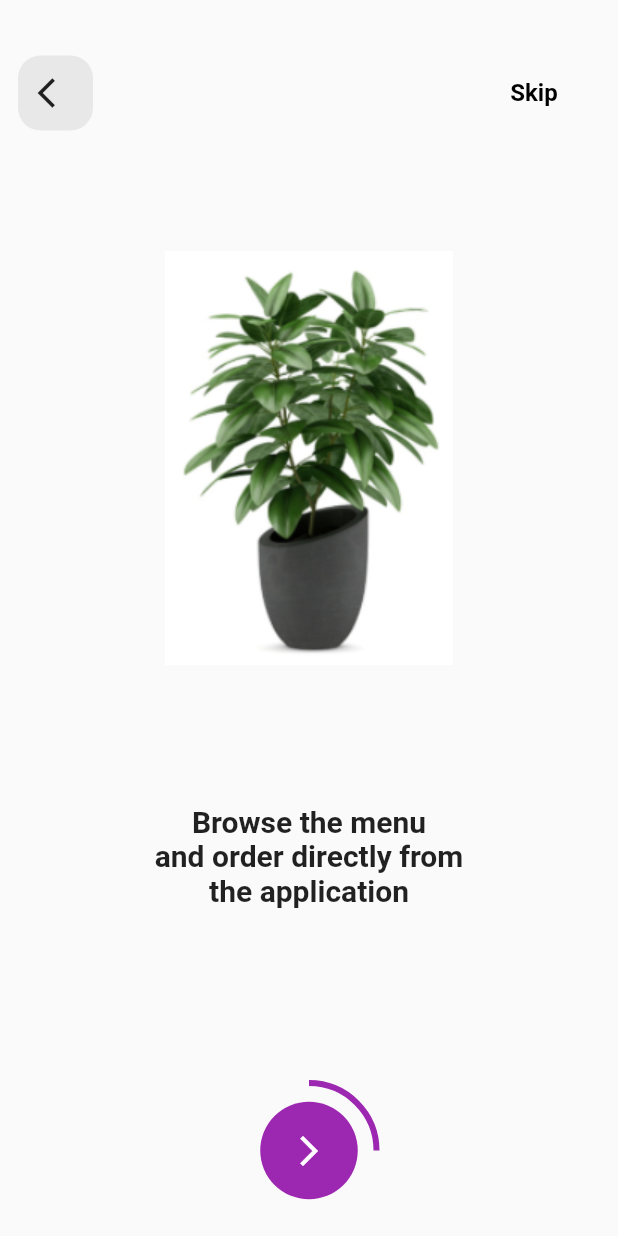
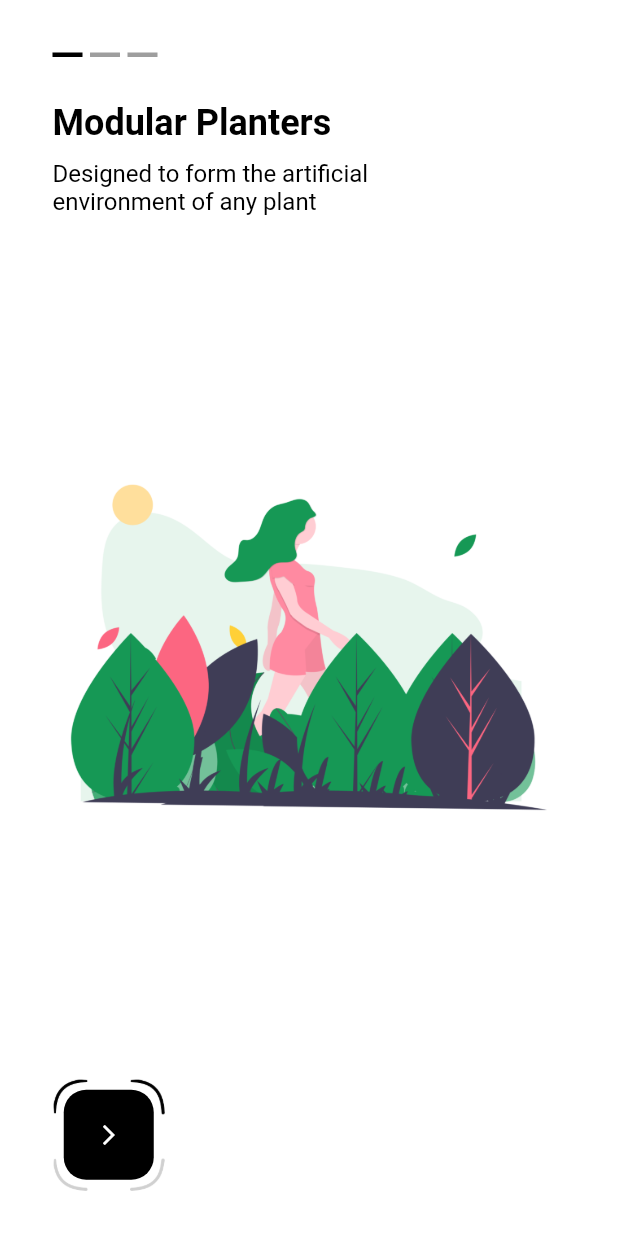
Before and after one commit to arunpaulvarghese/e-commerce, a Flutter app: the OnBoard screen opened directly, on a phone screen of 412 x 824 dp. Run offline on Flutter 3.47's test engine with Material 2 defaults, Android fonts, the phone set to English and light mode, and no system bars; our stand-ins replace flutter_svg.

Commit message:
onboarding

```diff
--- a/lib/main.dart
+++ b/lib/main.dart
@@ -1,8 +1,7 @@
 // import 'package:app_intro_food_delivery/pages/intro_page.dart';
-import 'package:e_commerce/pages/top_nav.dart';
 import 'package:flutter/material.dart';
 
-import 'pages/onboarding.dart';
+import 'pages/onboarding/onboarding.dart';
 
 void main() => runApp(MyApp());
 
@@ -12,10 +11,11 @@ class MyApp extends StatelessWidget {
   Widget build(BuildContext context) {
     return MaterialApp(
       title: 'Flutter Demo',
+      debugShowCheckedModeBanner: false,
       theme: ThemeData(
         primarySwatch: Colors.blue,
       ),
-      home: HomeScreen(),
+      home: OnBoard(),
     );
   }
 }
--- a/lib/pages/detail_page.dart
+++ b/lib/pages/detail_page.dart
@@ -3,7 +3,6 @@ import 'package:flutter/material.dart';
 import 'package:flutter_svg/svg.dart';
 
 import 'body.dart';
-
 
 class DetailsScreen extends StatelessWidget {
   final Product product;
@@ -15,7 +14,7 @@ class DetailsScreen extends StatelessWidget {
       // each product have a color
       backgroundColor: product.color,
       appBar: buildAppBar(context),
-      body: Body(product: product),
+      body: Body(),
     );
   }
 
--- a/lib/pages/onboarding.dart
+++ /dev/null
@@ -1,169 +0,0 @@
-import 'package:e_commerce/models/step_model.dart';
-import 'package:flutter/material.dart';
-
-class OnBoard extends StatefulWidget {
-  @override
-  _OnBoardState createState() => _OnBoardState();
-}
-
-class _OnBoardState extends State<OnBoard> {
-  List<StepModel> list = StepModel.list;
-  var _controller = PageController();
-  var initialPage = 0;
-
-  @override
-  Widget build(BuildContext context) {
-    _controller.addListener(() {
-      setState(() {
-        initialPage = _controller.page.round();
-      });
-    });
-
-    return Scaffold(
-      body: Column(
-        children: <Widget>[
-          _appBar(),
-          _body(_controller),
-          _indicator(),
-        ],
-      ),
-    );
-  }
-
-  _appBar() {
-    return Container(
-      margin: EdgeInsets.only(top: 25),
-      padding: EdgeInsets.all(12),
-      child: Row(
-        mainAxisAlignment: MainAxisAlignment.spaceBetween,
-        children: <Widget>[
-          GestureDetector(
-            onTap: () {
-              if (initialPage > 0)
-                _controller.animateToPage(initialPage - 1,
-                    duration: Duration(microseconds: 500),
-                    curve: Curves.easeIn);
-            },
-            child: Container(
-              width: 50,
-              height: 50,
-              decoration: BoxDecoration(
-                color: Colors.grey.withAlpha(50),
-                borderRadius: BorderRadius.all(
-                  Radius.circular(15),
-                ),
-              ),
-              child: Icon(Icons.arrow_back_ios),
-            ),
-          ),
-          FlatButton(
-            onPressed: () {
-              if (initialPage < list.length)
-                _controller.animateToPage(list.length,
-                    duration: Duration(microseconds: 500),
-                    curve: Curves.easeInOut);
-            },
-            child: Text(
-              "Skip",
-              style: TextStyle(
-                fontWeight: FontWeight.bold,
-                fontSize: 16,
-                color: Colors.black,
-              ),
-            ),
-          ),
-        ],
-      ),
-    );
-  }
-
-  _body(PageController controller) {
-    return Expanded(
-      child: PageView.builder(
-        controller: controller,
-        itemCount: list.length,
-        itemBuilder: (context, index) {
-          return Column(
-            children: <Widget>[
-              index == 1
-                  ? _displayText(list[index].text)
-                  : _displayImage(list[index].id),
-              SizedBox(
-                height: 25,
-              ),
-              index == 1
-                  ? _displayImage(list[index].id)
-                  : _displayText(list[index].text),
-            ],
-          );
-        },
-      ),
-    );
-  }
-
-  _indicator() {
-    return Container(
-      width: 90,
-      height: 90,
-      margin: EdgeInsets.symmetric(vertical: 12),
-      child: Stack(
-        children: <Widget>[
-          Align(
-            alignment: Alignment.center,
-            child: Container(
-              width: 90,
-              height: 90,
-              child: CircularProgressIndicator(
-                valueColor: AlwaysStoppedAnimation(Colors.purple),
-                value: (initialPage + 1) / (list.length + 1),
-              ),
-            ),
-          ),
-          Align(
-            alignment: Alignment.center,
-            child: GestureDetector(
-              onTap: () {
-                if (initialPage < list.length)
-                  _controller.animateToPage(initialPage + 1,
-                      duration: Duration(microseconds: 500),
-                      curve: Curves.easeIn);
-              },
-              child: Container(
-                width: 65,
-                height: 65,
-                decoration: BoxDecoration(
-                  color: Colors.purple,
-                  borderRadius: BorderRadius.all(
-                    Radius.circular(100),
-                  ),
-                ),
-                child: Icon(
-                  Icons.arrow_forward_ios,
-                  color: Colors.white,
-                ),
-              ),
-            ),
-          )
-        ],
-      ),
-    );
-  }
-
-  _displayText(String text) {
-    return Text(
-      text,
-      style: TextStyle(
-        fontWeight: FontWeight.bold,
-        fontSize: 20,
-      ),
-      textAlign: TextAlign.center,
-    );
-  }
-
-  _displayImage(int path) {
-    return Image.asset(
-      "images/$path.png",
-      height: MediaQuery.of(context).size.height * .5,
-    );
-  }
-}
--- /dev/null
+++ b/lib/pages/onboarding/onboarding.dart
@@ -0,0 +1,126 @@
+import 'package:e_commerce/pages/onboarding/onboarding_items.dart';
+import 'package:flutter/material.dart';
+import 'package:flutter/rendering.dart';
+
+import '../top_nav.dart';
+
+class OnBoard extends StatelessWidget {
+  @override
+  Widget build(BuildContext context) {
+    return Scaffold(
+      body: SafeArea(child: _buildBody(context)),
+      backgroundColor: Colors.white,
+    );
+  }
+
+  Widget _buildBody(BuildContext context) {
+    var _totPages = OnboardingItems.getOnBoardingItems().length;
+    return PageView.builder(
+      itemCount: _totPages,
+      itemBuilder: (BuildContext context, int index) {
+        OnboardingItem page = OnboardingItems.getOnBoardingItems()[index];
+        return Container(
+          width: MediaQuery.of(context).size.width,
+          height: MediaQuery.of(context).size.height,
+          margin: EdgeInsets.all(15),
+          child: Column(
+            mainAxisAlignment: MainAxisAlignment.spaceBetween,
+            crossAxisAlignment: CrossAxisAlignment.start,
+            children: [
+              Column(
+                crossAxisAlignment: CrossAxisAlignment.start,
+                children: [
+                  SizedBox(
+                    height: 20,
+                  ),
+                  Container(
+                    width: MediaQuery.of(context).size.width,
+                    margin: EdgeInsets.only(left: 20),
+                    height: 3,
+                    child: ListView.builder(
+                        itemCount: _totPages,
+                        scrollDirection: Axis.horizontal,
+                        itemBuilder: (context, i) {
+                          return Padding(
+                            padding: const EdgeInsets.only(right: 5),
+                            child: Container(
+                              width: 20,
+                              decoration: BoxDecoration(
+                                color: i == index ? Colors.black : Colors.grey,
+                                borderRadius: BorderRadius.circular(.1),
+                              ),
+                            ),
+                          );
+                        }),
+                  ),
+                  SizedBox(
+                    height: 30,
+                  ),
+                  Container(
+                    margin: EdgeInsets.only(left: 20),
+                    child: Column(
+                      crossAxisAlignment: CrossAxisAlignment.start,
+                      children: [
+                        Text(
+                          page.title,
+                          style: TextStyle(
+                              fontSize: 24,
+                              fontWeight: FontWeight.bold,
+                              color: Colors.black),
+                        ),
+                        SizedBox(
+                          height: 10,
+                        ),
+                        Container(
+                          width: 300,
+                          child: Text(
+                            page.subTitle,
+                            style: TextStyle(fontSize: 16, color: Colors.black),
+                          ),
+                        ),
+                      ],
+                    ),
+                  ),
+                ],
+              ),
+              Center(child: Image(image: AssetImage(page.image))),
+              GestureDetector(
+                child: Container(
+                  margin: EdgeInsets.fromLTRB(20, 0, 0, 15),
+                  width: 75,
+                  height: 75,
+                  child: Stack(
+                    children: [
+                      Image.asset('images/border_1.png'),
+                      Center(
+                        child: Container(
+                          padding: EdgeInsets.all(5),
+                          height: 60,
+                          width: 60,
+                          decoration: BoxDecoration(
+                            color: Colors.black,
+                            borderRadius: BorderRadius.circular(15),
+                          ),
+                          child: Icon(
+                            Icons.arrow_forward_ios_sharp,
+                            color: Colors.white,
+                            size: 16,
+                          ),
+                        ),
+                      ),
+                    ],
+                  ),
+                ),
+                onTap: () => _gotoHomePage(context),
+              ),
+            ],
+          ),
+        );
+      },
+    );
+  }
+
+  void _gotoHomePage(BuildContext context) {
+    Navigator.push(context, MaterialPageRoute(builder: (_) => HomeScreen()));
+  }
+}
--- /dev/null
+++ b/lib/pages/onboarding/onboarding_items.dart
@@ -0,0 +1,28 @@
+class OnboardingItem {
+  final String title;
+  final String subTitle;
+  final String image;
+
+  const OnboardingItem({this.title, this.subTitle, this.image});
+}
+
+class OnboardingItems {
+  static List<OnboardingItem> getOnBoardingItems() {
+    const items = <OnboardingItem>[
+      OnboardingItem(
+          title: 'Modular Planters',
+          subTitle: 'Designed to form the artificial environment of any plant',
+          image: 'images/illustration_1.png'),
+      OnboardingItem(
+          title: 'Title 2',
+          subTitle: 'Sub-title text 2',
+          image: 'images/illustration_2.png'),
+      OnboardingItem(
+          title: 'Title 3',
+          subTitle: 'Sub-title text 3',
+          image: 'images/illustration_3.png'),
+    ];
+
+    return items;
+  }
+}
--- a/lib/pages/top_nav.dart
+++ b/lib/pages/top_nav.dart
@@ -7,18 +7,23 @@ class HomeScreen extends StatelessWidget {
   @override
   Widget build(BuildContext context) {
     return Scaffold(
-      appBar: buildAppBar(),
+      appBar: buildAppBar(context),
       body: Body(),
     );
   }
 
-  AppBar buildAppBar() {
+  AppBar buildAppBar(context) {
     return AppBar(
       backgroundColor: Colors.white,
       elevation: 0,
       leading: IconButton(
-        icon: SvgPicture.asset("images/back.svg"),
-        onPressed: () {},
+        icon: Icon(
+          Icons.arrow_back_ios_rounded,
+          color: Colors.black,
+        ),
+        onPressed: () {
+          Navigator.pop(context);
+        },
       ),
       actions: <Widget>[
         IconButton(
--- a/pubspec.yaml
+++ b/pubspec.yaml
@@ -48,6 +48,7 @@ flutter:
 
   # To add assets to your application, add an assets section, like this:
   assets:
+     - images/
      - images/1.png
      - images/2.png
      - images/3.png
```
Also changed, not shown: images/border.png (added), images/border_1.png (added), images/illustration_1.png (added), images/illustration_2.png (added), images/illustration_3.png (added).
